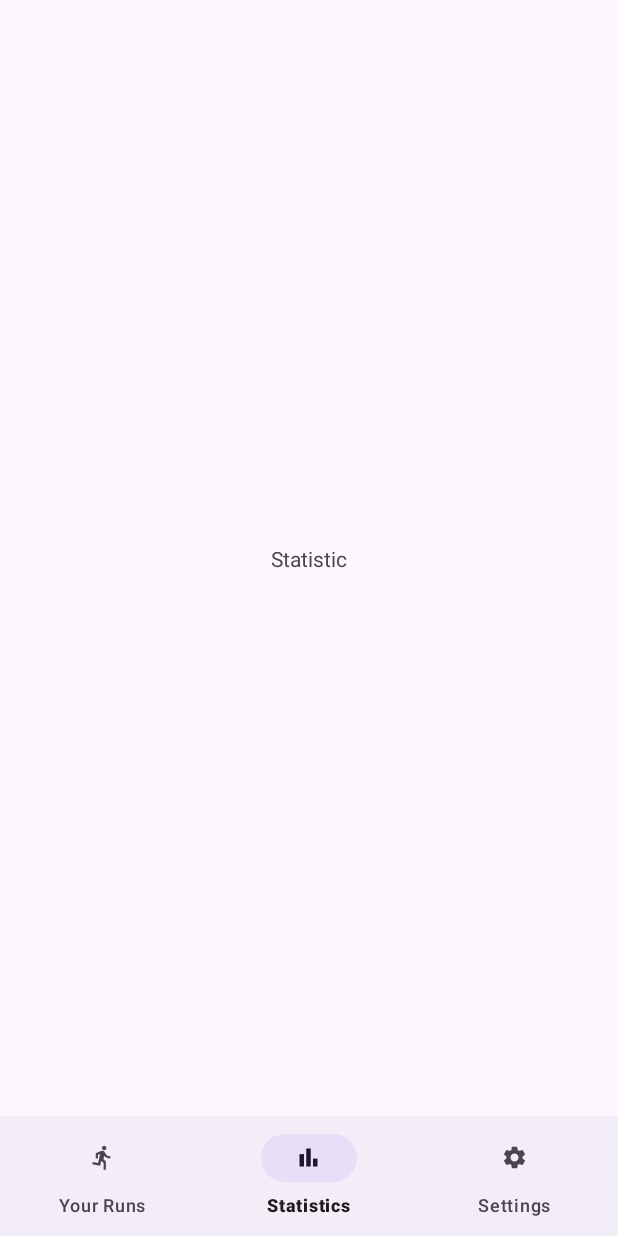
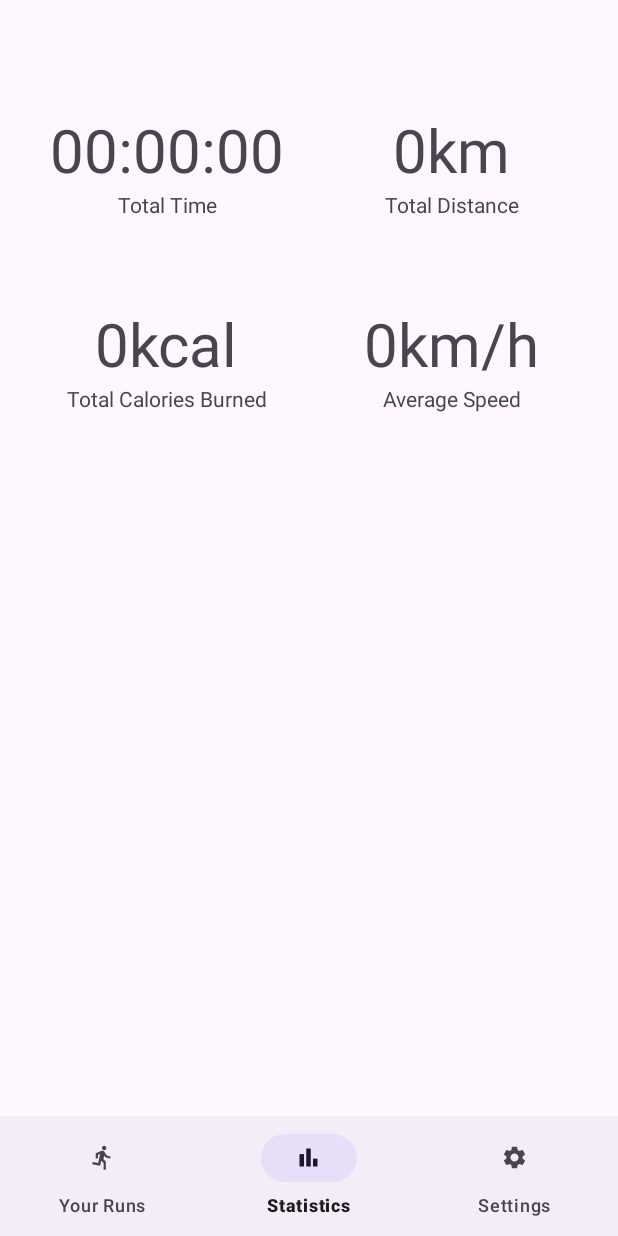
Before and after one commit to KannanGOfficial/RunningTrack, an Android app: the StatisticFragment screen opened through its navigation route, on a phone screen of 412 x 824 dp. Run offline under Robolectric (Android 15) with nearby library versions, the phone set to English and light mode, and no system bars; our stand-ins replace Dagger/Hilt's generated code, Timber, navigation-ui, sdp/ssp sizes; plain views replace LineChart.

Commit message:
statistic fragment ui is added removed MP Chart

```diff
--- a/app/src/main/res/layout/fragment_statistic.xml
+++ b/app/src/main/res/layout/fragment_statistic.xml
@@ -4,15 +4,111 @@
     xmlns:tools="http://schemas.android.com/tools"
     android:layout_width="match_parent"
     android:layout_height="match_parent"
-    tools:context=".core.presentation.activity.MainActivity">
+    android:padding="16dp">
 
-    <TextView
+    <com.google.android.material.textview.MaterialTextView
+        android:id="@+id/tvTotalDistanceInfo"
         android:layout_width="wrap_content"
         android:layout_height="wrap_content"
-        android:text="Statistic"
-        app:layout_constraintBottom_toBottomOf="parent"
-        app:layout_constraintEnd_toEndOf="parent"
-        app:layout_constraintStart_toStartOf="parent"
+        android:text="Total Distance"
+        app:layout_constraintBottom_toTopOf="@+id/tvAverageSpeedInfo"
+        app:layout_constraintEnd_toEndOf="@+id/tvTotalDistance"
+        app:layout_constraintHorizontal_bias="0.5"
+        app:layout_constraintStart_toStartOf="@+id/tvTotalDistance"
         app:layout_constraintTop_toTopOf="parent" />
 
+    <com.google.android.material.textview.MaterialTextView
+        android:id="@+id/tvTotalDistance"
+        android:layout_width="wrap_content"
+        android:layout_height="wrap_content"
+        android:text="0km"
+        android:textSize="40sp"
+        app:layout_constraintBottom_toTopOf="@+id/tvTotalDistanceInfo"
+        app:layout_constraintEnd_toEndOf="parent"
+        app:layout_constraintStart_toStartOf="@+id/guideline2" />
+
+    <com.google.android.material.textview.MaterialTextView
+        android:id="@+id/tvTotalTimeInfo"
+        android:layout_width="wrap_content"
+        android:layout_height="wrap_content"
+        android:text="Total Time"
+        app:layout_constraintBottom_toTopOf="@+id/tvTotalCaloriesInfo"
+        app:layout_constraintEnd_toEndOf="@+id/tvTotalTime"
+        app:layout_constraintHorizontal_bias="0.5"
+        app:layout_constraintStart_toStartOf="@+id/tvTotalTime"
+        app:layout_constraintTop_toTopOf="parent" />
+
+    <com.google.android.material.textview.MaterialTextView
+        android:id="@+id/tvTotalTime"
+        android:layout_width="wrap_content"
+        android:layout_height="wrap_content"
+        android:text="00:00:00"
+        android:textSize="40sp"
+        app:layout_constraintBottom_toTopOf="@+id/tvTotalTimeInfo"
+        app:layout_constraintEnd_toStartOf="@+id/guideline2"
+        app:layout_constraintStart_toStartOf="parent" />
+
+    <com.google.android.material.textview.MaterialTextView
+        android:id="@+id/tvTotalCaloriesInfo"
+        android:layout_width="wrap_content"
+        android:layout_height="wrap_content"
+        android:text="Total Calories Burned"
+        app:layout_constraintBottom_toTopOf="@+id/guideline"
+        app:layout_constraintEnd_toEndOf="@+id/tvTotalCalories"
+        app:layout_constraintHorizontal_bias="0.5"
+        app:layout_constraintStart_toStartOf="@+id/tvTotalCalories"
+        app:layout_constraintTop_toTopOf="parent" />
+
+    <com.google.android.material.textview.MaterialTextView
+        android:id="@+id/tvTotalCalories"
+        android:layout_width="wrap_content"
+        android:layout_height="wrap_content"
+        android:text="0kcal"
+        android:textSize="40sp"
+        app:layout_constraintBottom_toTopOf="@+id/tvTotalCaloriesInfo"
+        app:layout_constraintEnd_toStartOf="@+id/guideline2"
+        app:layout_constraintStart_toStartOf="parent" />
+
+    <com.google.android.material.textview.MaterialTextView
+        android:id="@+id/tvAverageSpeedInfo"
+        android:layout_width="wrap_content"
+        android:layout_height="wrap_content"
+        android:text="Average Speed"
+        app:layout_constraintBottom_toTopOf="@+id/guideline"
+        app:layout_constraintEnd_toEndOf="@+id/tvAverageSpeed"
+        app:layout_constraintHorizontal_bias="0.5"
+        app:layout_constraintStart_toStartOf="@+id/tvAverageSpeed"
+        app:layout_constraintTop_toTopOf="parent" />
+
+    <com.google.android.material.textview.MaterialTextView
+        android:id="@+id/tvAverageSpeed"
+        android:layout_width="wrap_content"
+        android:layout_height="wrap_content"
+        android:text="0km/h"
+        android:textSize="40sp"
+        app:layout_constraintBottom_toTopOf="@+id/tvAverageSpeedInfo"
+        app:layout_constraintEnd_toEndOf="parent"
+        app:layout_constraintStart_toStartOf="@+id/guideline2" />
+
+    <androidx.constraintlayout.widget.Guideline
+        android:id="@+id/guideline"
+        android:layout_width="wrap_content"
+        android:layout_height="wrap_content"
+        android:orientation="horizontal"
+        app:layout_constraintGuide_percent="0.7017784" />
+
+    <androidx.constraintlayout.widget.Guideline
+        android:id="@+id/guideline2"
+        android:layout_width="wrap_content"
+        android:layout_height="wrap_content"
+        android:orientation="vertical"
+        app:layout_constraintGuide_percent="0.5" />
+
+<!--    <com.github.mikephil.charting.charts.LineChart
+        android:id="@+id/lineChart"
+        android:layout_width="match_parent"
+        android:layout_height="0dp"
+        app:layout_constraintBottom_toBottomOf="parent"
+        app:layout_constraintTop_toBottomOf="@+id/tvAverageSpeedInfo" />-->
+
 </androidx.constraintlayout.widget.ConstraintLayout>
```
